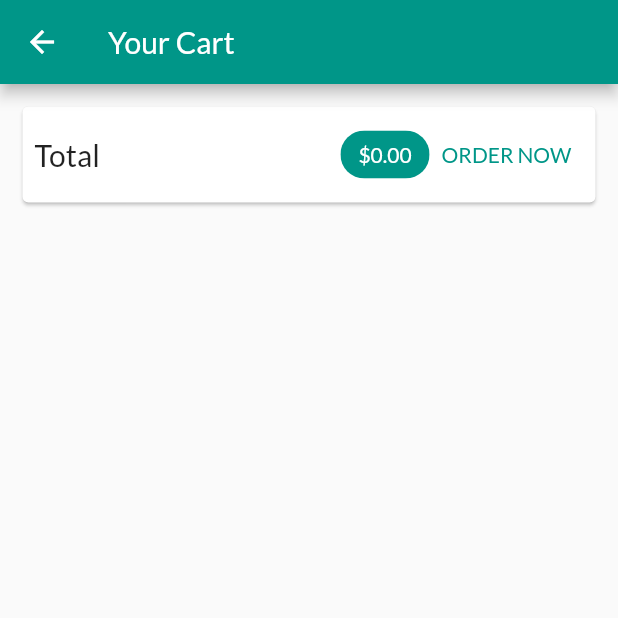
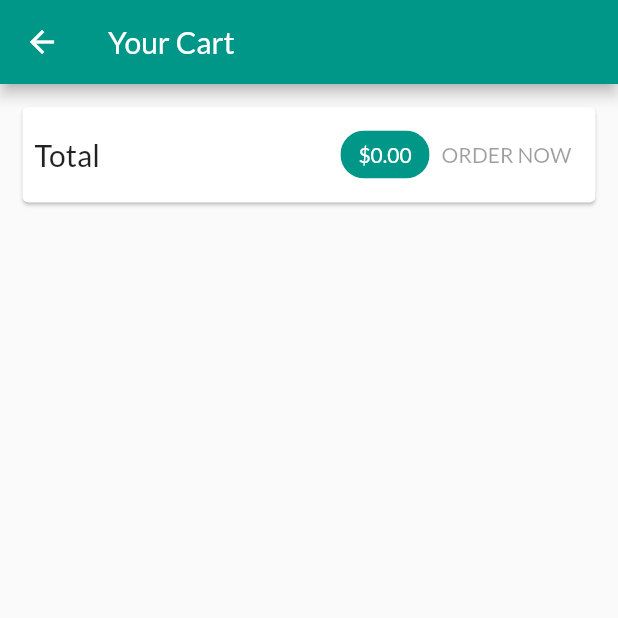
Before and after one commit to priyanshuvishnoi/shop_app, a Flutter app: the CartScreen screen opened by its route, on a phone screen of 412 x 824 dp, the top half of it. Run offline on Flutter 3.47's test engine with Material 2 defaults, Android fonts, the phone set to English and light mode, and no system bars; network calls fail.

```diff
--- a/lib/providers/products.dart
+++ b/lib/providers/products.dart
@@ -59,6 +59,9 @@ class Products with ChangeNotifier {
     try {
       final response = await http.get(url);
       final extractedData = json.decode(response.body) as Map<String, dynamic>;
+      if (extractedData == null) {
+        return;
+      }
       final List<Product> loadedProducts = [];
       extractedData.forEach((prodId, prodData) {
         loadedProducts.add(Product(
--- a/lib/screens/cart_screen.dart
+++ b/lib/screens/cart_screen.dart
@@ -38,19 +38,7 @@ class CartScreen extends StatelessWidget {
                     ),
                     backgroundColor: Theme.of(context).primaryColor,
                   ),
-                  TextButton(
-                    child: Text(
-                      'ORDER NOW',
-                      style: TextStyle(
-                        color: Theme.of(context).primaryColor,
-                      ),
-                    ),
-                    onPressed: () {
-                      Provider.of<Orders>(context, listen: false).addOrder(
-                          cart.items.values.toList(), cart.totalAmount);
-                      cart.clear();
-                    },
-                  )
+                  OrderButton(cart: cart)
                 ],
               ),
             ),
@@ -73,3 +61,39 @@ class CartScreen extends StatelessWidget {
     );
   }
 }
+
+class OrderButton extends StatefulWidget {
+  const OrderButton({
+    Key key,
+    @required this.cart,
+  }) : super(key: key);
+
+  final Cart cart;
+
+  @override
+  _OrderButtonState createState() => _OrderButtonState();
+}
+
+class _OrderButtonState extends State<OrderButton> {
+  var _isLoading = false;
+
+  @override
+  Widget build(BuildContext context) {
+    return TextButton(
+      child: _isLoading ? CircularProgressIndicator() : Text('ORDER NOW'),
+      onPressed: (widget.cart.totalAmount <= 0 || _isLoading)
+          ? null
+          : () async {
+              setState(() {
+                _isLoading = true;
+              });
+              await Provider.of<Orders>(context, listen: false).addOrder(
+                  widget.cart.items.values.toList(), widget.cart.totalAmount);
+              widget.cart.clear();
+              setState(() {
+                _isLoading = false;
+              });
+            },
+    );
+  }
+}
--- a/lib/screens/edit_product_screen.dart
+++ b/lib/screens/edit_product_screen.dart
@@ -79,7 +79,7 @@ class _EditProductScreenState extends State<EditProductScreen> {
             title: Text('An error occurred!'),
             content: Text('Something went wrong.'),
             actions: <Widget>[
-              FlatButton(
+              TextButton(
                 child: Text('Okay'),
                 onPressed: () {
                   Navigator.of(ctx).pop();
--- a/lib/screens/products_overview_screen.dart
+++ b/lib/screens/products_overview_screen.dart
@@ -27,9 +27,7 @@ class _ProductsOverviewScreenState extends State<ProductsOverviewScreen> {
 
   @override
   void initState() {
-    setState(() {
       _isLoading = true;
-    });
     Provider.of<Products>(context, listen: false)
         .fetchAndSetProducts()
         .then((_) => setState(() {
--- a/lib/widgets/order_item.dart
+++ b/lib/widgets/order_item.dart
@@ -23,7 +23,7 @@ class _OrderItemState extends State<OrderItem> {
         children: [
           ListTile(
             title: Text(
-              '\$${widget.order.amount}',
+              '\$${widget.order.amount.toStringAsFixed(2)}',
             ),
             subtitle: Text(
               DateFormat('dd MM yyyy hh:mm').format(widget.order.dateTime),
```
Also changed, not shown: lib/providers/orders.dart (+59 -4 lines), lib/providers/product.dart (+23 -1 lines), lib/screens/orders_screen.dart (+22 -4 lines).
